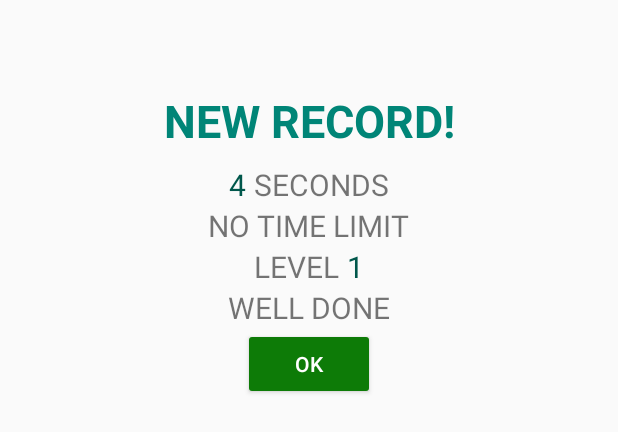
After one commit to AndroidProjectMemoryGame/GameMemory, an Android app: the layout dialog_newrecord.xml on its own in the app's theme, with its tools: preview values and no code run, on a phone screen of 412 x 824 dp. The commit adds this screen. Shown: the top 432 px of the screen. Run offline under Robolectric (Android 15) with nearby library versions, the phone set to English and light mode, and no system bars.

Commit message:
dialog new record

```diff
--- a/app/src/main/java/com/example/hoih/my/gamememory/MainActivity.java
+++ b/app/src/main/java/com/example/hoih/my/gamememory/MainActivity.java
@@ -8,6 +8,6 @@ public class MainActivity extends AppCompatActivity {
     @Override
     protected void onCreate(Bundle savedInstanceState) {
         super.onCreate(savedInstanceState);
-        setContentView(R.layout.activity_main);
+        setContentView(R.layout.dialog_newrecord);
     }
 }
--- /dev/null
+++ b/app/src/main/res/layout/dialog_newrecord.xml
@@ -0,0 +1,105 @@
+<?xml version="1.0" encoding="utf-8"?>
+<LinearLayout xmlns:android="http://schemas.android.com/apk/res/android"
+    xmlns:app="http://schemas.android.com/apk/res-auto"
+    xmlns:tools="http://schemas.android.com/tools"
+    android:layout_width="match_parent"
+    android:layout_height="match_parent"
+    android:orientation="vertical"
+  >
+    <LinearLayout
+        android:layout_width="match_parent"
+        android:layout_height="wrap_content"
+        android:orientation="vertical"
+
+        >
+        <TextView
+            android:id="@+id/editText"
+            android:layout_width="match_parent"
+            android:layout_height="wrap_content"
+            android:gravity="center"
+            android:textSize="30dp"
+            android:layout_marginTop="60dp"
+            android:layout_marginBottom="-21dp"
+            android:text="NEW RECORD!"
+            android:textStyle="bold"
+            android:textColor="@color/colorPrimary"
+            />
+      <LinearLayout
+          android:layout_width="wrap_content"
+          android:layout_height="wrap_content"
+          android:orientation="horizontal"
+          android:paddingTop="30dp"
+          android:layout_gravity="center"
+          >
+          <TextView
+              android:layout_width="wrap_content"
+              android:layout_height="wrap_content"
+              android:text="4"
+              android:textSize="20dp"
+              android:paddingRight="5dp"
+              android:textColor="@color/colorPrimaryDark"
+              />
+          <TextView
+              android:layout_width="wrap_content"
+              android:layout_height="wrap_content"
+              android:text="SECONDS"
+              android:textSize="20dp"
+
+              />
+
+       </LinearLayout>
+        <TextView
+            android:layout_width="wrap_content"
+            android:layout_height="wrap_content"
+            android:text="NO TIME LIMIT"
+            android:layout_gravity="center"
+            android:textSize="20dp"
+
+            />
+        <LinearLayout
+            android:layout_width="wrap_content"
+            android:layout_height="wrap_content"
+            android:orientation="horizontal"
+
+            android:layout_gravity="center"
+            >
+            <TextView
+                android:layout_width="wrap_content"
+                android:layout_height="wrap_content"
+                android:text="LEVEL"
+                android:textSize="20dp"
+                android:paddingRight="5dp"
+                />
+            <TextView
+                android:layout_width="wrap_content"
+                android:layout_height="wrap_content"
+                android:text="1"
+                android:textSize="20dp"
+                android:textColor="@color/colorPrimaryDark"
+                />
+        </LinearLayout>
+        <TextView
+            android:layout_width="wrap_content"
+            android:layout_height="wrap_content"
+            android:text="WELL DONE"
+            android:textSize="20dp"
+            android:layout_gravity="center"
+            />
+
+        <Button
+            android:id="@+id/btn_no"
+            style="@style/Widget.AppCompat.Button.Colored"
+            android:layout_width="wrap_content"
+            android:layout_height="wrap_content"
+            android:layout_toRightOf="@+id/btn_cancel"
+            android:layout_gravity="center"
+            android:onClick="OK"
+            android:text="OK" />
+    </LinearLayout>
+
+
+
+
+
+
+    </LinearLayout>
```
